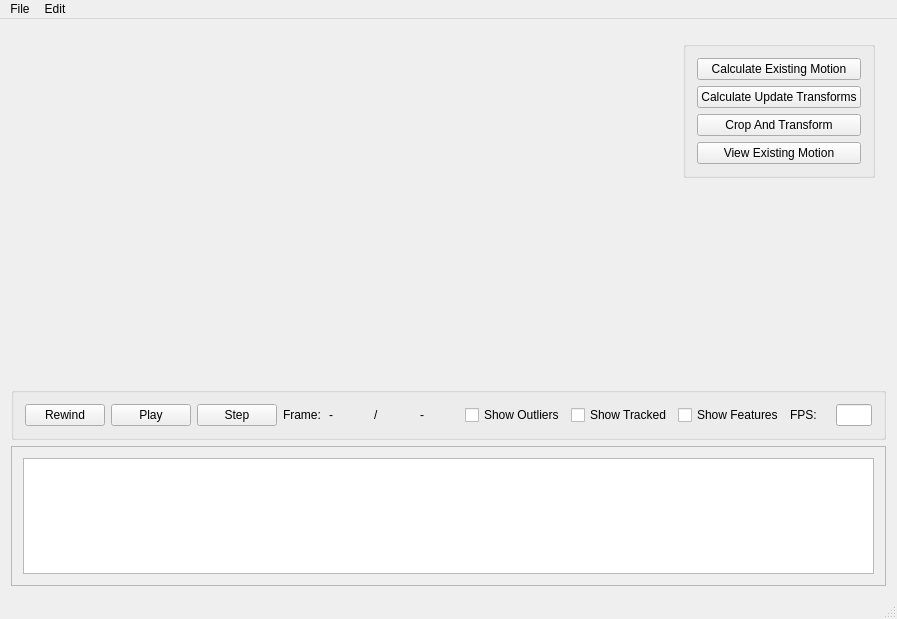
Above: mainwindow.ui from oliw/motion before the change. Below: the same form after it.
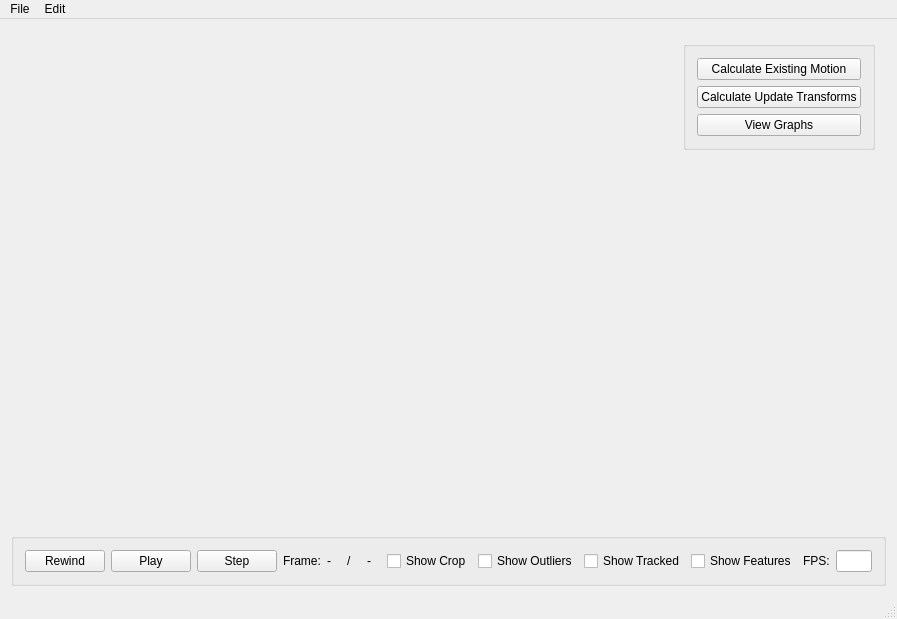
That is the form after the change.

Commit message: Updated to use new features in MotionCore

```diff
--- a/mainwindow.ui
+++ b/mainwindow.ui
@@ -88,7 +88,7 @@
        <item alignment="Qt::AlignTop">
         <widget class="QGroupBox" name="groupBox_2">
          <property name="sizePolicy">
-          <sizepolicy hsizetype="Fixed" vsizetype="Fixed">
+          <sizepolicy hsizetype="Fixed" vsizetype="Maximum">
            <horstretch>0</horstretch>
            <verstretch>0</verstretch>
           </sizepolicy>
@@ -111,17 +111,10 @@
             </property>
            </widget>
           </item>
-          <item>
-           <widget class="QPushButton" name="cropTransformButton">
-            <property name="text">
-             <string>Crop And Transform</string>
-            </property>
-           </widget>
-          </item>
           <item>
            <widget class="QPushButton" name="pushButton">
             <property name="text">
-             <string>View Existing Motion</string>
+             <string>View Graphs</string>
             </property>
            </widget>
           </item>
@@ -204,6 +197,13 @@
          </property>
         </widget>
        </item>
+       <item>
+        <widget class="QCheckBox" name="checkBox_4">
+         <property name="text">
+          <string>Show Crop</string>
+         </property>
+        </widget>
+       </item>
        <item>
         <widget class="QCheckBox" name="checkBox_3">
          <property name="text">
@@ -248,55 +248,6 @@
       </layout>
      </widget>
     </item>
-    <item>
-     <widget class="QFrame" name="frame_5">
-      <property name="sizePolicy">
-       <sizepolicy hsizetype="Preferred" vsizetype="Preferred">
-        <horstretch>0</horstretch>
-        <verstretch>2</verstretch>
-       </sizepolicy>
-      </property>
-      <property name="minimumSize">
-       <size>
-        <width>0</width>
-        <height>50</height>
-       </size>
-      </property>
-      <property name="maximumSize">
-       <size>
-        <width>16777215</width>
-        <height>16777209</height>
-       </size>
-      </property>
-      <property name="frameShape">
-       <enum>QFrame::StyledPanel</enum>
-      </property>
-      <property name="frameShadow">
-       <enum>QFrame::Raised</enum>
-      </property>
-      <layout class="QHBoxLayout" name="horizontalLayout">
-       <item>
-        <widget class="QPlainTextEdit" name="plainTextEdit">
-         <property name="sizePolicy">
-          <sizepolicy hsizetype="Expanding" vsizetype="Expanding">
-           <horstretch>0</horstretch>
-           <verstretch>0</verstretch>
-          </sizepolicy>
-         </property>
-         <property name="minimumSize">
-          <size>
-           <width>0</width>
-           <height>0</height>
-          </size>
-         </property>
-         <property name="readOnly">
-          <bool>true</bool>
-         </property>
-        </widget>
-       </item>
-      </layout>
-     </widget>
-    </item>
    </layout>
    <zorder>playerControlsBox</zorder>
    <zorder>frame_5</zorder>
```
Left out of the diff: 1 changed line with no effect on the pictures. The commit also changes 6 other files.
